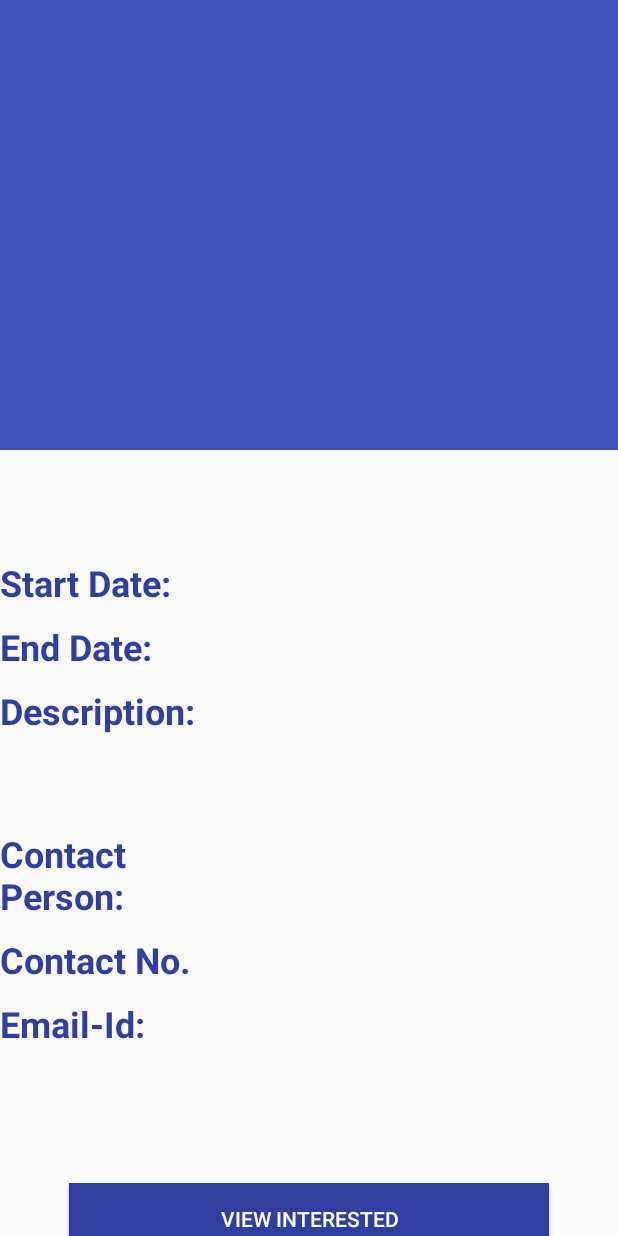
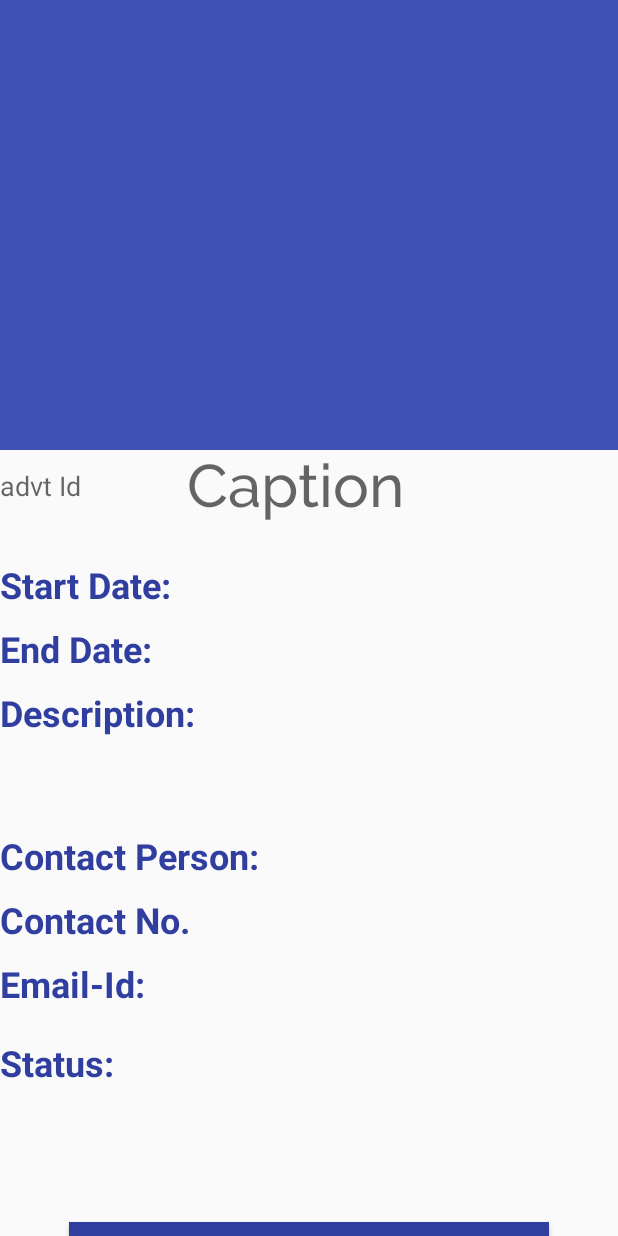
Before and after one commit to DigywoodTechnologies/CineAuditions, an Android app: the ViewAdvtInfo screen opened directly, with no data from a screen before it, on a phone screen of 412 x 824 dp. Run offline under Robolectric (Android 15) with nearby library versions, the phone set to English and light mode, and no system bars.

Commit message:
Display changes

```diff
--- a/app/src/main/java/com/digywood/cineauditions/ViewAdvtInfo.java
+++ b/app/src/main/java/com/digywood/cineauditions/ViewAdvtInfo.java
@@ -1,53 +1,40 @@
 package com.digywood.cineauditions;
 
-import android.content.Context;
 import android.content.Intent;
 import android.graphics.Bitmap;
 import android.graphics.BitmapFactory;
 import android.graphics.Typeface;
-import android.icu.util.Calendar;
 import android.support.annotation.Nullable;
 import android.support.design.widget.CollapsingToolbarLayout;
 import android.support.v7.app.AppCompatActivity;
 import android.os.Bundle;
-import android.support.v7.widget.PopupMenu;
 import android.util.Log;
 import android.view.View;
 import android.widget.Button;
 import android.widget.ImageView;
 import android.widget.LinearLayout;
-import android.widget.ListView;
-import android.widget.PopupWindow;
 import android.widget.TextView;
 import android.widget.Toast;
-
 import com.digywood.cineauditions.DBHelper.DBHelper;
 import com.digywood.cineauditions.Pojo.SingleAdvt;
 import com.digywood.cineauditions.Pojo.SingleInterest;
-import com.digywood.cineauditions.Pojo.SingleProducer;
 import java.util.ArrayList;
-import java.util.HashMap;
 
 public class ViewAdvtInfo extends AppCompatActivity {
 
-    int[] _intAdvtlist,_intInterestList;
-    SingleInterest ad;
-    SingleProducer pr;
-    PopupWindow pwindo;
-    TextView captionview,view_startTv,view_endTv,view_description,nameTv,numberTv,view_emailTv;
+    TextView captionview,view_startTv,view_endTv,view_description,nameTv,numberTv,view_emailTv,view_adId;
     ImageView view_img;
     DBHelper dbHelper;
-    String time,MobileNo,key=null;
+    String time,MobileNo;
     int advtId;
-    byte[] lotsImage=null;
     SingleAdvt myad=null;
-    ArrayList<SingleAdvt> Advtlist,Interested;
+    ArrayList<SingleAdvt> Advtlist;
     ArrayList<SingleInterest> InterestList;
     Typeface myTypeface1;
-    Button view_interests,btnClosePopup;
+    Button view_interests;
     LinearLayout linearLayout;
     CollapsingToolbarLayout mCollapsingToolbarLayout;
-    HashMap<String,String> hmap=new HashMap<>();
+
 
     @Override
     protected void onCreate(@Nullable Bundle savedInstanceState) {
@@ -67,6 +54,7 @@ public class ViewAdvtInfo extends AppCompatActivity {
 
         linearLayout = findViewById(R.id.layout);
         captionview = findViewById(R.id.view_caption);
+        view_adId = findViewById(R.id.view_adId);
         view_startTv = findViewById(R.id.view_start_dateTv);
         view_endTv = findViewById(R.id.view_end_dateTv);
         view_description = findViewById(R.id.view_description);
@@ -101,6 +89,7 @@ public class ViewAdvtInfo extends AppCompatActivity {
             }
 
             captionview.setText("" + myad.getCaption() + " ");
+            view_adId.setText("AdvtId: " +advtId);
             view_startTv.setText(myad.getStartDate());
             view_endTv.setText(myad.getEndDate());
             view_description.setText(myad.getDescription());
--- a/app/src/main/res/layout/activity_view_advt_info.xml
+++ b/app/src/main/res/layout/activity_view_advt_info.xml
@@ -54,15 +54,32 @@
             android:layout_weight="10"
             android:id="@+id/layout"
             android:layout_marginBottom="20dp">
-
-            <TextView
-                android:id="@+id/view_caption"
-                android:layout_width="wrap_content"
+            <LinearLayout
+                android:layout_width="match_parent"
                 android:layout_height="wrap_content"
-                android:textSize="40dp"
+                android:orientation="horizontal"
                 android:layout_gravity="center"
-                android:textColor="@color/colorPrimaryDark"
-                android:textStyle="bold"/>
+                android:weightSum="3">
+                <TextView
+                    android:id="@+id/view_adId"
+                    android:hint="advt Id"
+                    android:textSize="18sp"
+                    android:layout_gravity="center"
+                    android:layout_weight="1"
+                    android:layout_width="wrap_content"
+                    android:layout_height="wrap_content"
+                    android:textColor="#000000" />
+                <TextView
+                    android:id="@+id/view_caption"
+                    android:layout_width="wrap_content"
+                    android:layout_height="wrap_content"
+                    android:textSize="40sp"
+                    android:layout_gravity="center"
+                    android:layout_weight="2"
+                    android:hint="Caption"
+                    android:textColor="@color/colorPrimaryDark"
+                    android:textStyle="bold"/>
+            </LinearLayout>
             <TableRow
                 android:layout_width="match_parent"
                 android:layout_height="wrap_content"
@@ -71,20 +88,20 @@
                 android:layout_marginBottom="10dp"
                 android:weightSum="4">
                 <TextView
-                    android:layout_width="20dp"
+                    android:layout_width="wrap_content"
                     android:layout_height="wrap_content"
                     android:text="Start Date:"
                     android:layout_weight="1"
                     android:textColor="@color/colorPrimaryDark"
                     android:textStyle="bold"
-                    android:textSize="24dp"/>
+                    android:textSize="24sp"/>
                 <TextView
                     android:id="@+id/view_start_dateTv"
                     android:layout_width="wrap_content"
                     android:layout_height="wrap_content"
                     android:layout_weight="3"
                     android:textStyle="bold"
-                    android:textSize="24dp"/>
+                    android:textSize="24sp"/>
             </TableRow>
             <TableRow
                 android:layout_width="match_parent"
@@ -92,20 +109,20 @@
                 android:orientation="horizontal"
                 android:weightSum="4">
                 <TextView
-                    android:layout_width="20dp"
+                    android:layout_width="wrap_content"
                     android:layout_height="wrap_content"
                     android:text="End Date:"
                     android:layout_weight="1"
                     android:textColor="@color/colorPrimaryDark"
                     android:textStyle="bold"
-                    android:textSize="24dp"/>
+                    android:textSize="24sp"/>
                 <TextView
                     android:id="@+id/view_end_dateTv"
                     android:layout_width="wrap_content"
                     android:layout_height="wrap_content"
                     android:layout_weight="3"
                     android:textStyle="bold"
-                    android:textSize="24dp"/>
+                    android:textSize="24sp"/>
             </TableRow>
             <TextView
                 android:layout_width="wrap_content"
@@ -114,13 +131,13 @@
                 android:layout_marginTop="10dp"
                 android:textColor="@color/colorPrimaryDark"
                 android:text="Description:"
-                android:textSize="24dp"/>
+                android:textSize="24sp"/>
             <TextView
                 android:id="@+id/view_description"
                 android:layout_width="wrap_content"
                 android:layout_height="wrap_content"
                 android:layout_margin="10dp"
-                android:textSize="24dp"/>
+                android:textSize="24sp"/>
             <TableRow
                 android:layout_width="match_parent"
                 android:layout_height="wrap_content"
@@ -129,20 +146,20 @@
                 android:layout_marginBottom="10dp"
                 android:weightSum="4">
                 <TextView
-                    android:layout_width="75dp"
+                    android:layout_width="wrap_content"
                     android:layout_height="wrap_content"
                     android:text="Contact Person:"
                     android:layout_weight="1"
                     android:textColor="@color/colorPrimaryDark"
                     android:textStyle="bold"
-                    android:textSize="24dp"/>
+                    android:textSize="24sp"/>
                 <TextView
                     android:id="@+id/personnameTv"
                     android:layout_width="wrap_content"
                     android:layout_height="wrap_content"
                     android:layout_weight="3"
                     android:textStyle="bold"
-                    android:textSize="24dp"/>
+                    android:textSize="24sp"/>
             </TableRow>
             <TableRow
                 android:layout_width="match_parent"
@@ -150,20 +167,20 @@
                 android:orientation="horizontal"
                 android:weightSum="4">
                 <TextView
-                    android:layout_width="65dp"
+                    android:layout_width="wrap_content"
                     android:layout_height="wrap_content"
                     android:text="Contact No.  "
                     android:layout_weight="1"
                     android:textColor="@color/colorPrimaryDark"
                     android:textStyle="bold"
-                    android:textSize="24dp"/>
+                    android:textSize="24sp"/>
                 <TextView
                     android:id="@+id/personnumberTv"
                     android:layout_width="wrap_content"
                     android:layout_height="wrap_content"
                     android:layout_weight="3"
                     android:textStyle="bold"
-                    android:textSize="24dp"/>
+                    android:textSize="24sp"/>
             </TableRow>
 
             <TableRow
@@ -174,20 +191,44 @@
                 android:layout_marginBottom="10dp"
                 android:weightSum="4">
                 <TextView
-                    android:layout_width="65dp"
+                    android:layout_width="wrap_content"
                     android:layout_height="wrap_content"
                     android:text="Email-Id:"
                     android:layout_weight="1"
                     android:textColor="@color/colorPrimaryDark"
                     android:textStyle="bold"
-                    android:textSize="24dp"/>
+                    android:textSize="24sp"/>
                 <TextView
                     android:id="@+id/view_emailTv"
                     android:layout_width="wrap_content"
                     android:layout_height="wrap_content"
                     android:layout_weight="3"
                     android:textStyle="bold"
-                    android:textSize="24dp"/>
+                    android:textSize="24sp"/>
+            </TableRow>
+
+            <TableRow
+                android:layout_width="match_parent"
+                android:layout_height="wrap_content"
+                android:orientation="horizontal"
+                android:layout_marginTop="10dp"
+                android:layout_marginBottom="10dp"
+                android:weightSum="4">
+                <TextView
+                    android:layout_width="wrap_content"
+                    android:layout_height="wrap_content"
+                    android:text="Status:"
+                    android:layout_weight="1"
+                    android:textColor="@color/colorPrimaryDark"
+                    android:textStyle="bold"
+                    android:textSize="24sp"/>
+                <TextView
+                    android:id="@+id/view_status"
+                    android:layout_width="wrap_content"
+                    android:layout_height="wrap_content"
+                    android:layout_weight="3"
+                    android:textStyle="bold"
+                    android:textSize="24sp"/>
             </TableRow>
 
             <Button
--- a/app/src/main/res/values/strings.xml
+++ b/app/src/main/res/values/strings.xml
@@ -13,6 +13,8 @@
     <string name="profile">Profile Picture</string>
     <string name="collapsing_toolbar"></string>
     <string name="userName">Username</string>
+    <string name="submit">Submit</string>
+    <string name="hint">replace</string>
 
     <string name="title_activity_otpentry">OTPEntryActivity</string>
 
```
Also changed, not shown: app/src/main/java/com/digywood/cineauditions/RespondAvtInfo.java (+26 -23 lines), app/src/main/res/layout/activity_respond_avt_info.xml (+39 -21 lines), app/src/main/res/layout/fragment_set_preferences.xml (+4 -29 lines).
